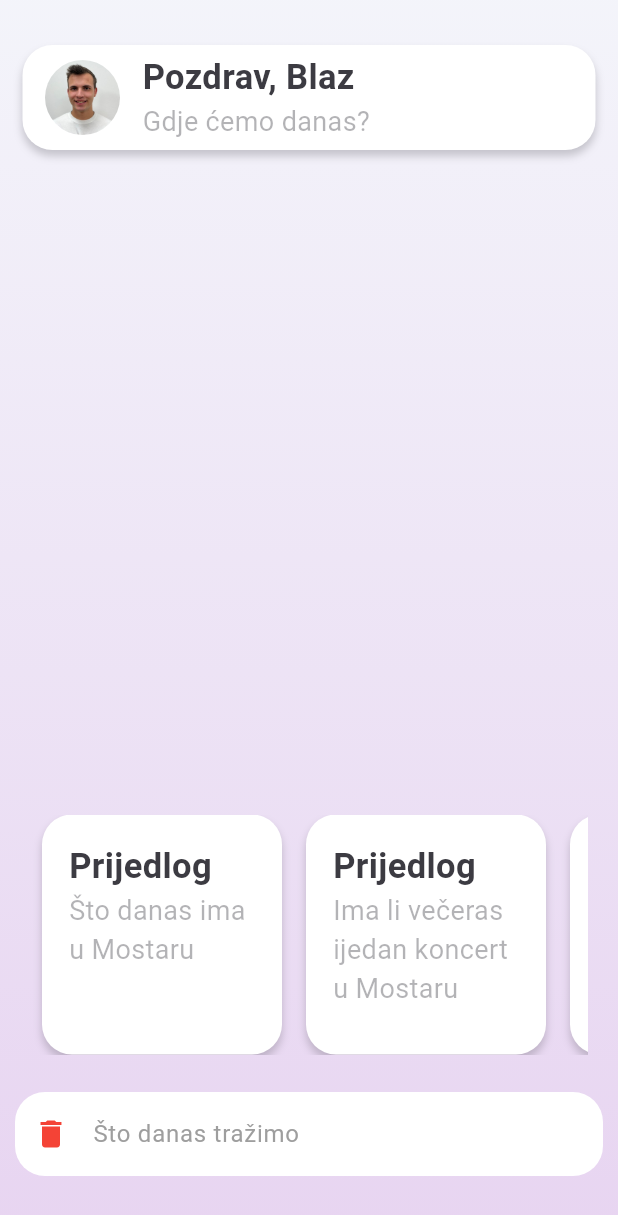
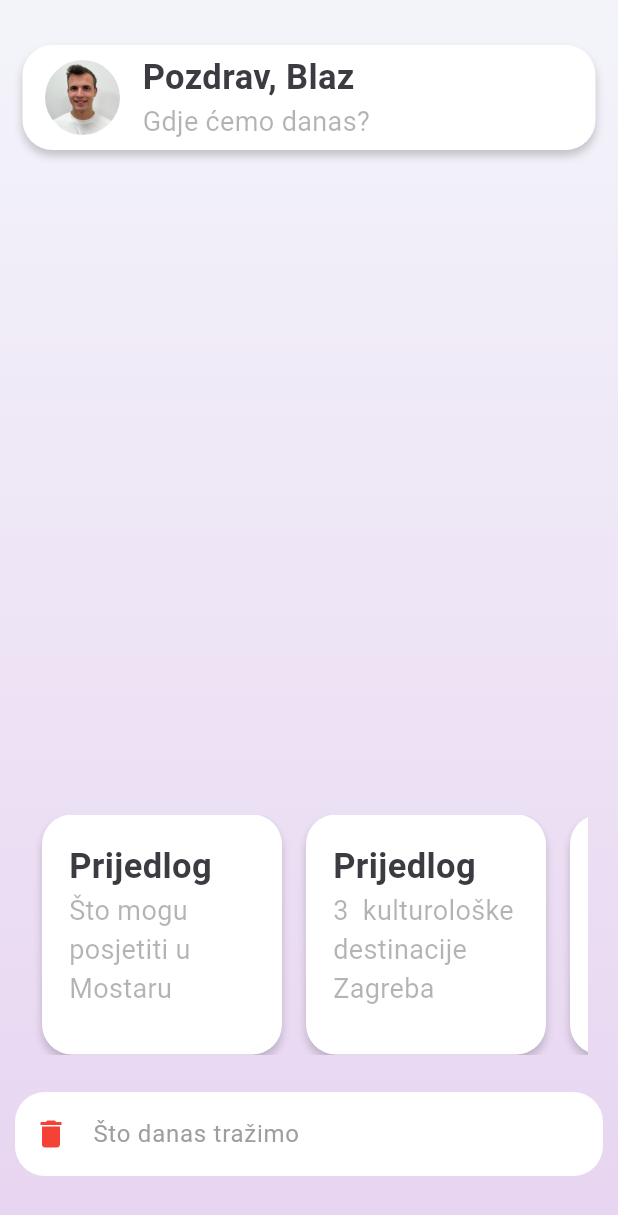
Before and after one commit to Blazp04/Explore, a Flutter app: the screen it shows after launch, on a phone screen of 412 x 824 dp. Shown: the top 1215 px of the screen. Run offline on Flutter 3.47's test engine with Material 3 defaults, Android fonts, the phone set to English and light mode, and no system bars; drawn by our look-alikes of skeletonizer; our stand-ins replace animated_splash_screen, cached_network_image, carousel_slider, dartx, flutter_bloc, flutter_svg and 3 more; accounts and stored records are empty.

```diff
--- a/lib/configuration/app_settings/explore_app_settings.dart
+++ b/lib/configuration/app_settings/explore_app_settings.dart
@@ -2,5 +2,5 @@ import 'package:explore/_all.dart';
 
 AppSettings exploreAppSettings = AppSettings(
   appName: 'Explore',
-  baseApiUrl: 'https://67a1-85-94-155-170.ngrok-free.app',
+  baseApiUrl: 'https://a467-85-94-155-170.ngrok-free.app',
 );
--- a/lib/domain/repository/chat_repository.dart
+++ b/lib/domain/repository/chat_repository.dart
@@ -12,7 +12,7 @@ class ChatRepository implements IChatRepository {
   Future<SuggestionModel> getChatSuggestions({required ChatRequestModel model}) async {
     try {
       final response = await http.post(
-        Uri.parse('https://67a1-85-94-155-170.ngrok-free.app/ask'),
+        Uri.parse('https://a467-85-94-155-170.ngrok-free.app/ask'),
         headers: {
           'Content-Type': 'application/json',
         },
--- a/lib/domain/repository/prompt_suggestion_repository.dart
+++ b/lib/domain/repository/prompt_suggestion_repository.dart
@@ -12,11 +12,11 @@ class PromptSuggestionRepository implements IPromptSuggestionRepository {
     return [
       PromptSuggestionModel(
         title: "Prijedlog",
-        subtitle: "Što danas ima u Mostaru",
+        subtitle: "Što mogu posjetiti u Mostaru",
       ),
       PromptSuggestionModel(
         title: "Prijedlog",
-        subtitle: "Ima li večeras ijedan koncert u Mostaru",
+        subtitle: "3  kulturološke destinacije Zagreba",
       ),
       PromptSuggestionModel(
         title: "Prijedlog",
@@ -24,7 +24,7 @@ class PromptSuggestionRepository implements IPromptSuggestionRepository {
       ),
       PromptSuggestionModel(
         title: "Prijedlog",
-        subtitle: "Šta sve mogu posjetiti u Mostaru",
+        subtitle: "Znamenitosti Širokog brijega",
       ),
     ];
   }
--- a/lib/presentation/widgets/suggestion_chat_card.dart
+++ b/lib/presentation/widgets/suggestion_chat_card.dart
@@ -1,4 +1,5 @@
 import 'package:explore/_all.dart';
+import 'package:url_launcher/url_launcher.dart';
 
 class SuggestionChatCard extends StatelessWidget {
   const SuggestionChatCard({
@@ -278,7 +279,8 @@ void showSuggestionDialog({
                   child: SizedBox(
                     width: context.screenWidth * 0.8,
                     child: ElevatedButton(
-                      onPressed: () {
+                      onPressed: () async {
+                        await launchUrl(Uri.parse(url), mode: LaunchMode.externalApplication);
                         print(url);
                       },
                       child: const Text('Saznaj više'),
--- a/pubspec.yaml
+++ b/pubspec.yaml
@@ -24,6 +24,7 @@ dependencies:
   equatable: ^2.0.5
   skeletonizer: ^1.4.2
   http: ^1.2.2
+  url_launcher: ^6.2.4
 
 dev_dependencies:
   flutter_flavorizr: ^2.2.2
```
Also changed, not shown: pubspec.lock, 5 other files.
